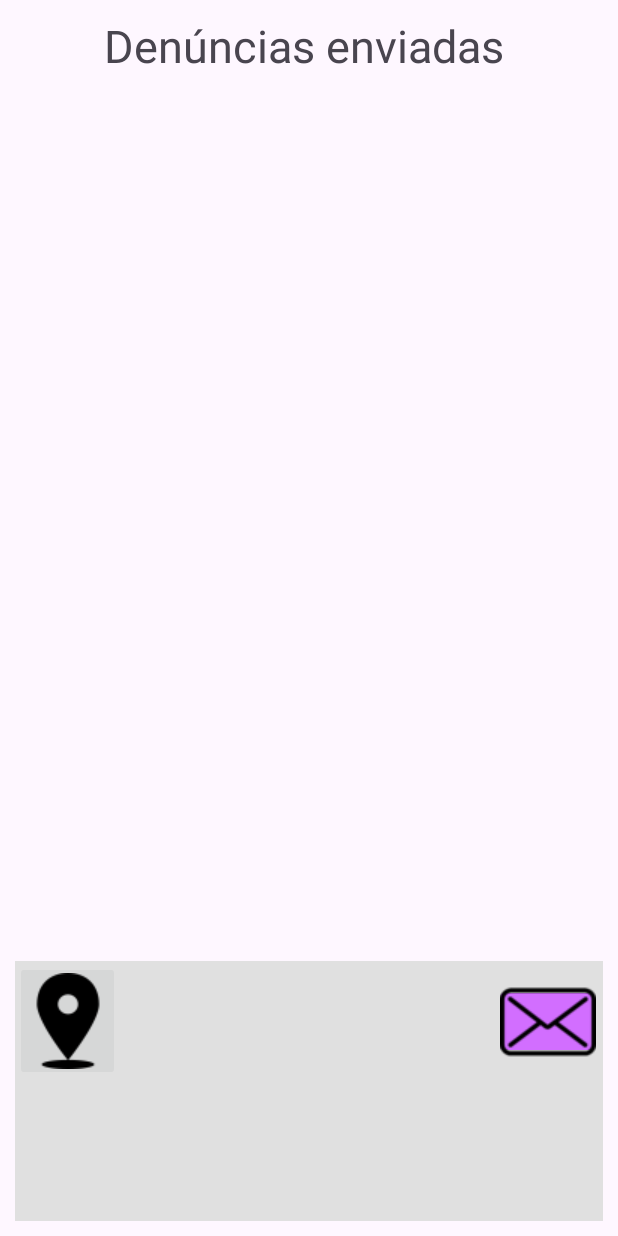
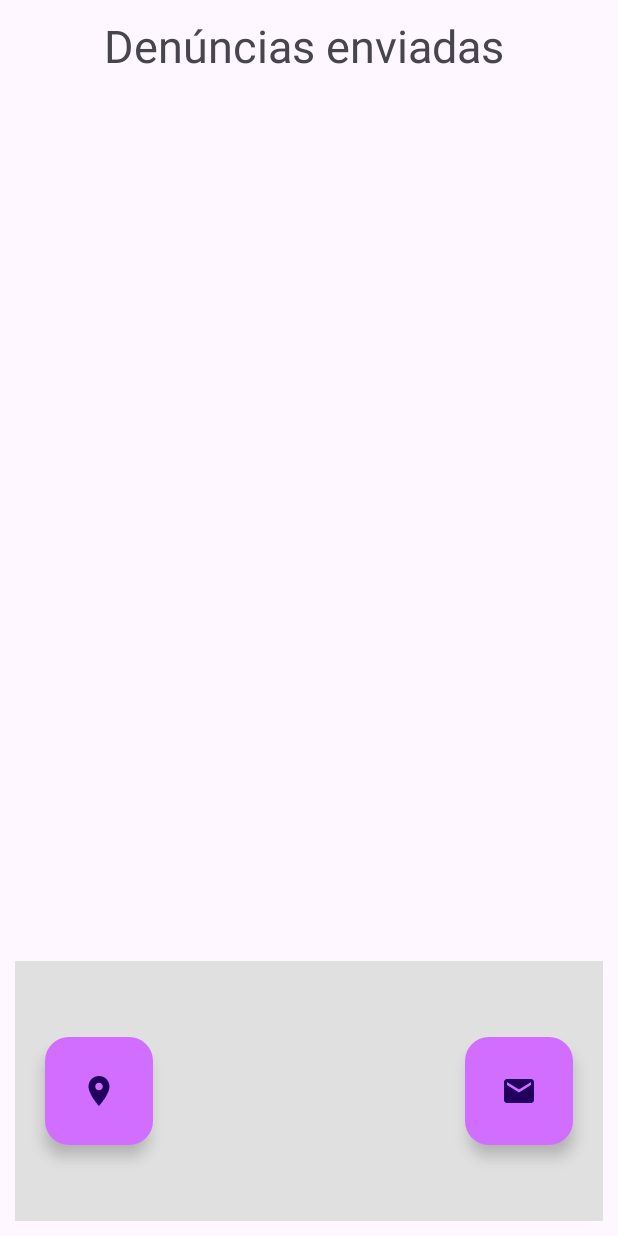
Before and after one commit to olucasfracaro/Infralerta, an Android app: the Tela_Denuncias screen opened directly, with no data from a screen before it, on a phone screen of 412 x 824 dp. Run offline under Robolectric (Android 15) with nearby library versions, the phone set to English and light mode, and no system bars.

Commit message:
substituição dos ImageButton's por FAB's; melhor responsividade usando 'gravity' e novos ícones do Material.

```diff
--- a/app/src/main/java/com/example/infralerta/Tela_Denuncias.java
+++ b/app/src/main/java/com/example/infralerta/Tela_Denuncias.java
@@ -2,7 +2,6 @@ package com.example.infralerta;
 
 import android.content.Intent;
 import android.os.Bundle;
-import android.widget.ImageButton;
 
 import androidx.activity.EdgeToEdge;
 import androidx.appcompat.app.AppCompatActivity;
@@ -10,8 +9,10 @@ import androidx.core.graphics.Insets;
 import androidx.core.view.ViewCompat;
 import androidx.core.view.WindowInsetsCompat;
 
+import com.google.android.material.floatingactionbutton.FloatingActionButton;
+
 public class Tela_Denuncias extends AppCompatActivity {
-ImageButton btMapaDenunc;
+    FloatingActionButton btMapaDenunc;
 
     @Override
     protected void onCreate(Bundle savedInstanceState) {
--- a/app/src/main/java/com/example/infralerta/Tela_Detalhes.java
+++ b/app/src/main/java/com/example/infralerta/Tela_Detalhes.java
@@ -2,7 +2,6 @@ package com.example.infralerta;
 
 import android.content.Intent;
 import android.os.Bundle;
-import android.widget.Button;
 
 import androidx.activity.EdgeToEdge;
 import androidx.appcompat.app.AppCompatActivity;
@@ -10,8 +9,10 @@ import androidx.core.graphics.Insets;
 import androidx.core.view.ViewCompat;
 import androidx.core.view.WindowInsetsCompat;
 
+import com.google.android.material.floatingactionbutton.FloatingActionButton;
+
 public class Tela_Detalhes extends AppCompatActivity {
-    Button btVoltarDetalhe, btEnviar;
+    FloatingActionButton btVoltarDetalhe, btEnviar;
 
 
     @Override
--- a/app/src/main/java/com/example/infralerta/Tela_Mapas.java
+++ b/app/src/main/java/com/example/infralerta/Tela_Mapas.java
@@ -4,14 +4,12 @@ import android.content.Context;
 import android.content.Intent;
 import android.content.pm.PackageManager;
 import android.location.Address;
-import android.os.Build;
 import android.os.Bundle;
 import android.preference.PreferenceManager;
 import android.view.KeyEvent;
 import android.view.inputmethod.EditorInfo;
 import android.widget.Button;
 import android.widget.EditText;
-import android.widget.ImageButton;
 import android.widget.TextView;
 
 import androidx.activity.EdgeToEdge;
@@ -21,6 +19,8 @@ import androidx.core.content.ContextCompat;
 import androidx.core.graphics.Insets;
 import androidx.core.view.ViewCompat;
 import androidx.core.view.WindowInsetsCompat;
+
+import com.google.android.material.floatingactionbutton.FloatingActionButton;
 
 import org.osmdroid.api.IMapController;
 import org.osmdroid.bonuspack.BuildConfig;
@@ -37,7 +37,7 @@ import java.util.List;
 
 public class Tela_Mapas extends AppCompatActivity {
     Button btMais;
-    ImageButton btMapaMapa, btMapaDenuncia;
+    FloatingActionButton btMapaMapa, btMapaDenuncia;
     MapView map;
     EditText txtPesquisa;
     private final int REQUEST_PERMISSIONS_REQUEST_CODE = 1;
--- a/app/src/main/java/com/example/infralerta/Tela_Problemas.java
+++ b/app/src/main/java/com/example/infralerta/Tela_Problemas.java
@@ -2,7 +2,6 @@ package com.example.infralerta;
 
 import android.content.Intent;
 import android.os.Bundle;
-import android.widget.Button;
 import android.widget.RadioButton;
 import android.widget.RadioGroup;
 import android.widget.TextView;
@@ -13,8 +12,10 @@ import androidx.core.graphics.Insets;
 import androidx.core.view.ViewCompat;
 import androidx.core.view.WindowInsetsCompat;
 
+import com.google.android.material.floatingactionbutton.FloatingActionButton;
+
 public class Tela_Problemas extends AppCompatActivity {
-    Button btproximoinfra;
+    FloatingActionButton btproximoinfra;
     TextView txtLocal;
     RadioGroup radiogProblemas;
     RadioButton btasfalto, btvazamento, btfaltaposte, btfaltageral, btcalcada, btarvoreanormal, btausenciaasfalto, btproblemasemaforo, btindicacao;
--- /dev/null
+++ b/app/src/main/res/drawable/baseline_email_48.xml
@@ -0,0 +1,5 @@
+<vector xmlns:android="http://schemas.android.com/apk/res/android" android:height="48dp" android:tint="#D26EFF" android:viewportHeight="24" android:viewportWidth="24" android:width="48dp">
+
+    <path android:fillColor="@android:color/white" android:pathData="M20,4L4,4c-1.1,0 -1.99,0.9 -1.99,2L2,18c0,1.1 0.9,2 2,2h16c1.1,0 2,-0.9 2,-2L22,6c0,-1.1 -0.9,-2 -2,-2zM20,8l-8,5 -8,-5L4,6l8,5 8,-5v2z"/>
+
+</vector>
--- /dev/null
+++ b/app/src/main/res/drawable/baseline_location_on_48.xml
@@ -0,0 +1,5 @@
+<vector xmlns:android="http://schemas.android.com/apk/res/android" android:height="48dp" android:tint="#D26EFF" android:viewportHeight="24" android:viewportWidth="24" android:width="48dp">
+
+    <path android:fillColor="@android:color/white" android:pathData="M12,2C8.13,2 5,5.13 5,9c0,5.25 7,13 7,13s7,-7.75 7,-13c0,-3.87 -3.13,-7 -7,-7zM12,11.5c-1.38,0 -2.5,-1.12 -2.5,-2.5s1.12,-2.5 2.5,-2.5 2.5,1.12 2.5,2.5 -1.12,2.5 -2.5,2.5z"/>
+
+</vector>
--- /dev/null
+++ b/app/src/main/res/drawable/round_add_48.xml
@@ -0,0 +1,5 @@
+<vector xmlns:android="http://schemas.android.com/apk/res/android" android:height="48dp" android:tint="#FFFFFF" android:viewportHeight="24" android:viewportWidth="24" android:width="48dp">
+
+    <path android:fillColor="@android:color/white" android:pathData="M18,13h-5v5c0,0.55 -0.45,1 -1,1s-1,-0.45 -1,-1v-5H6c-0.55,0 -1,-0.45 -1,-1s0.45,-1 1,-1h5V6c0,-0.55 0.45,-1 1,-1s1,0.45 1,1v5h5c0.55,0 1,0.45 1,1s-0.45,1 -1,1z"/>
+
+</vector>
--- /dev/null
+++ b/app/src/main/res/drawable/round_arrow_back_24.xml
@@ -0,0 +1,5 @@
+<vector xmlns:android="http://schemas.android.com/apk/res/android" android:autoMirrored="true" android:height="24dp" android:tint="#FFFFFF" android:viewportHeight="24" android:viewportWidth="24" android:width="24dp">
+
+    <path android:fillColor="@android:color/white" android:pathData="M19,11H7.83l4.88,-4.88c0.39,-0.39 0.39,-1.03 0,-1.42 -0.39,-0.39 -1.02,-0.39 -1.41,0l-6.59,6.59c-0.39,0.39 -0.39,1.02 0,1.41l6.59,6.59c0.39,0.39 1.02,0.39 1.41,0 0.39,-0.39 0.39,-1.02 0,-1.41L7.83,13H19c0.55,0 1,-0.45 1,-1s-0.45,-1 -1,-1z"/>
+
+</vector>
--- /dev/null
+++ b/app/src/main/res/drawable/round_arrow_forward_24.xml
@@ -0,0 +1,5 @@
+<vector xmlns:android="http://schemas.android.com/apk/res/android" android:autoMirrored="true" android:height="24dp" android:tint="#FFFFFF" android:viewportHeight="24" android:viewportWidth="24" android:width="24dp">
+
+    <path android:fillColor="@android:color/white" android:pathData="M5,13h11.17l-4.88,4.88c-0.39,0.39 -0.39,1.03 0,1.42 0.39,0.39 1.02,0.39 1.41,0l6.59,-6.59c0.39,-0.39 0.39,-1.02 0,-1.41l-6.58,-6.6c-0.39,-0.39 -1.02,-0.39 -1.41,0 -0.39,0.39 -0.39,1.02 0,1.41L16.17,11H5c-0.55,0 -1,0.45 -1,1s0.45,1 1,1z"/>
+
+</vector>
--- /dev/null
+++ b/app/src/main/res/drawable/round_send_24.xml
@@ -0,0 +1,5 @@
+<vector xmlns:android="http://schemas.android.com/apk/res/android" android:autoMirrored="true" android:height="24dp" android:tint="#FFFFFF" android:viewportHeight="24" android:viewportWidth="24" android:width="24dp">
+
+    <path android:fillColor="@android:color/white" android:pathData="M3.4,20.4l17.45,-7.48c0.81,-0.35 0.81,-1.49 0,-1.84L3.4,3.6c-0.66,-0.29 -1.39,0.2 -1.39,0.91L2,9.12c0,0.5 0.37,0.93 0.87,0.99L17,12 2.87,13.88c-0.5,0.07 -0.87,0.5 -0.87,1l0.01,4.61c0,0.71 0.73,1.2 1.39,0.91z"/>
+
+</vector>
--- a/app/src/main/res/layout/activity_main.xml
+++ b/app/src/main/res/layout/activity_main.xml
@@ -22,7 +22,7 @@
         android:text="Bem-Vindo ao Infralerta!"
         android:textSize="25sp"
         android:textAlignment="center"
-        android:textColor="@color/blue"
+        android:textColor="@color/azul"
         />
 
     <TextView
--- a/app/src/main/res/layout/activity_tela_denuncias.xml
+++ b/app/src/main/res/layout/activity_tela_denuncias.xml
@@ -1,6 +1,7 @@
 <?xml version="1.0" encoding="utf-8"?>
 <LinearLayout
     xmlns:android="http://schemas.android.com/apk/res/android"
+    xmlns:app="http://schemas.android.com/apk/res-auto"
     android:id="@+id/main"
     android:layout_width="match_parent"
     android:layout_height="match_parent"
@@ -12,11 +13,7 @@
         android:layout_height="wrap_content"
         android:text="Denúncias enviadas "
         android:textSize="30sp"
-        android:gravity="center"
-        >
-    </TextView>
-
-
+        android:gravity="center" />
 
 
     <LinearLayout
@@ -24,26 +21,33 @@
         android:layout_height="match_parent"
         android:orientation="horizontal"
         android:layout_marginTop="590dp"
-        android:background="@color/cinza">
+        android:background="@color/cinza"
+        android:gravity="center">
 
-        <ImageButton
-            android:layout_width="70dp"
-            android:layout_height="80dp"
+        <com.google.android.material.floatingactionbutton.FloatingActionButton
+            android:layout_width="wrap_content"
+            android:layout_height="wrap_content"
+            android:layout_marginStart="20dp"
+            app:fabCustomSize="72dp"
             android:importantForAccessibility="no"
-            android:src="@drawable/mapa"
-            android:id="@+id/btMapaDenunc">
+            android:src="@drawable/baseline_location_on_48"
+            android:backgroundTint="@color/roxo"
+            android:id="@+id/btMapaDenunc" />
 
-        </ImageButton>
+        <View
+            android:layout_width="0dp"
+            android:layout_height="0dp"
+            android:layout_weight="1" />
 
-        <ImageButton
-        android:layout_width="70dp"
-        android:layout_height="50dp"
+        <com.google.android.material.floatingactionbutton.FloatingActionButton
+            android:layout_width="wrap_content"
+            android:layout_height="wrap_content"
+            android:layout_marginEnd="20dp"
+            app:fabCustomSize="72dp"
             android:importantForAccessibility="no"
-            android:src="@drawable/denuncia"
-        android:backgroundTint="@color/roxo"
-            android:layout_marginTop="15dp"
-            android:layout_marginStart="250dp">
-        </ImageButton>
+            android:src="@drawable/baseline_email_48"
+            android:backgroundTint="@color/roxo" />
+
     </LinearLayout>
 
 </LinearLayout>
--- a/app/src/main/res/layout/activity_tela_especifica.xml
+++ b/app/src/main/res/layout/activity_tela_especifica.xml
@@ -11,7 +11,7 @@
         android:layout_width="match_parent"
         android:layout_height="wrap_content"
         android:text="Situação da Denúncia"
-        android:textSize="30dp"
+        android:textSize="30sp"
         android:gravity="center"
         >
 
--- a/app/src/main/res/values/colors.xml
+++ b/app/src/main/res/values/colors.xml
@@ -1,6 +1,7 @@
 <?xml version="1.0" encoding="utf-8"?>
 <resources>
-    <color name="blue">#0000FF</color>
+    <color name="azul">#0000FF</color>
     <color name="cinza">#E0E0E0</color>
     <color name="roxo">#D26EFF</color>
+    <color name="purpura">#6750a4</color>
 </resources>
```
Also changed, not shown: app/src/main/res/layout/activity_tela_cadastro.xml (+6 -7 lines), app/src/main/res/layout/activity_tela_detalhes.xml (+27 -21 lines), app/src/main/res/layout/activity_tela_login.xml (+6 -7 lines), app/src/main/res/layout/activity_tela_mapas.xml (+39 -25 lines), app/src/main/res/layout/activity_tela_problemas.xml (+12 -8 lines).
